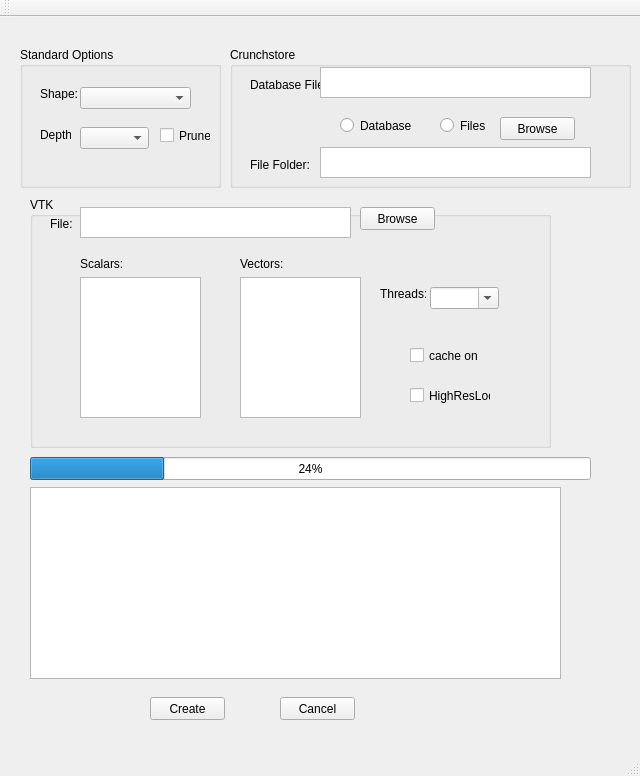
Before: the Qt Designer form src/apps/shapeCreator/MainWindow.ui in mccdo/latticefx, drawn with Qt 5.
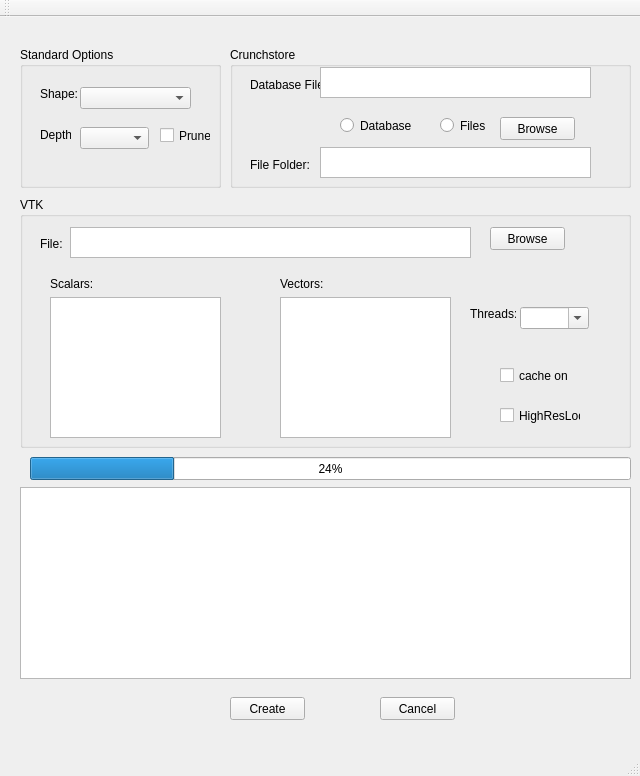
After: the same form once the commit is applied.

Patch:
```diff
--- a/src/apps/shapeCreator/MainWindow.ui
+++ b/src/apps/shapeCreator/MainWindow.ui
@@ -190,9 +190,9 @@
    <widget class="QGroupBox" name="groupBoxVtk">
     <property name="geometry">
      <rect>
-      <x>30</x>
+      <x>20</x>
       <y>180</y>
-      <width>521</width>
+      <width>611</width>
       <height>251</height>
      </rect>
     </property>
@@ -203,7 +203,7 @@
      <property name="geometry">
       <rect>
        <x>20</x>
-       <y>20</y>
+       <y>40</y>
        <width>46</width>
        <height>13</height>
       </rect>
@@ -216,8 +216,8 @@
      <property name="geometry">
       <rect>
        <x>50</x>
-       <y>10</y>
-       <width>271</width>
+       <y>30</y>
+       <width>401</width>
        <height>31</height>
       </rect>
      </property>
@@ -225,8 +225,8 @@
     <widget class="QPushButton" name="pushButtonVtkBrowse">
      <property name="geometry">
       <rect>
-       <x>330</x>
-       <y>10</y>
+       <x>470</x>
+       <y>30</y>
        <width>75</width>
        <height>23</height>
       </rect>
@@ -238,9 +238,9 @@
     <widget class="QListWidget" name="listWidgetVtkScalars">
      <property name="geometry">
       <rect>
-       <x>50</x>
-       <y>80</y>
-       <width>121</width>
+       <x>30</x>
+       <y>100</y>
+       <width>171</width>
        <height>141</height>
       </rect>
      </property>
@@ -248,8 +248,8 @@
     <widget class="QLabel" name="label_5">
      <property name="geometry">
       <rect>
-       <x>50</x>
-       <y>60</y>
+       <x>30</x>
+       <y>80</y>
        <width>46</width>
        <height>13</height>
       </rect>
@@ -261,8 +261,8 @@
     <widget class="QLabel" name="label_6">
      <property name="geometry">
       <rect>
-       <x>210</x>
-       <y>60</y>
+       <x>260</x>
+       <y>80</y>
        <width>46</width>
        <height>13</height>
       </rect>
@@ -274,9 +274,9 @@
     <widget class="QListWidget" name="listWidgetVtkVectors">
      <property name="geometry">
       <rect>
-       <x>210</x>
-       <y>80</y>
-       <width>121</width>
+       <x>260</x>
+       <y>100</y>
+       <width>171</width>
        <height>141</height>
       </rect>
      </property>
@@ -284,8 +284,8 @@
     <widget class="QLabel" name="label_7">
      <property name="geometry">
       <rect>
-       <x>350</x>
-       <y>90</y>
+       <x>450</x>
+       <y>110</y>
        <width>46</width>
        <height>13</height>
       </rect>
@@ -297,8 +297,8 @@
     <widget class="QCheckBox" name="checkBoxVtkCacheOn">
      <property name="geometry">
       <rect>
-       <x>380</x>
-       <y>150</y>
+       <x>480</x>
+       <y>170</y>
        <width>70</width>
        <height>17</height>
       </rect>
@@ -310,8 +310,8 @@
     <widget class="QCheckBox" name="checkBoxVtkHiresLod">
      <property name="geometry">
       <rect>
-       <x>380</x>
-       <y>190</y>
+       <x>480</x>
+       <y>210</y>
        <width>81</width>
        <height>17</height>
       </rect>
@@ -323,8 +323,8 @@
     <widget class="QComboBox" name="comboBoxVtkThreads">
      <property name="geometry">
       <rect>
-       <x>400</x>
-       <y>90</y>
+       <x>500</x>
+       <y>110</y>
        <width>69</width>
        <height>22</height>
       </rect>
@@ -339,7 +339,7 @@
      <rect>
       <x>30</x>
       <y>440</y>
-      <width>561</width>
+      <width>601</width>
       <height>23</height>
      </rect>
     </property>
@@ -350,9 +350,9 @@
    <widget class="QTextBrowser" name="textBrowserOutput">
     <property name="geometry">
      <rect>
-      <x>30</x>
+      <x>20</x>
       <y>470</y>
-      <width>531</width>
+      <width>611</width>
       <height>192</height>
      </rect>
     </property>
@@ -360,7 +360,7 @@
    <widget class="QPushButton" name="pushButtonCreate">
     <property name="geometry">
      <rect>
-      <x>150</x>
+      <x>230</x>
       <y>680</y>
       <width>75</width>
       <height>23</height>
@@ -373,7 +373,7 @@
    <widget class="QPushButton" name="pushButtonCancel">
     <property name="geometry">
      <rect>
-      <x>280</x>
+      <x>380</x>
       <y>680</y>
       <width>75</width>
       <height>23</height>
```
